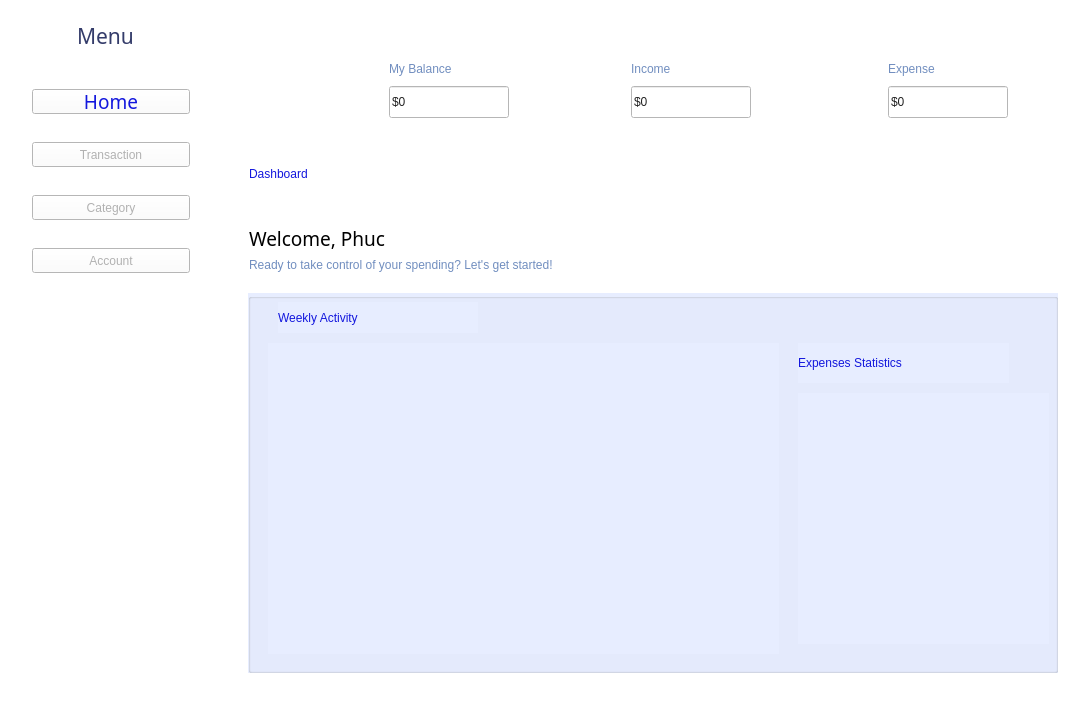
First picture: the form in Modules/Home/Home.ui, repository Yennanng/Do_An_KTLT, before the edit.
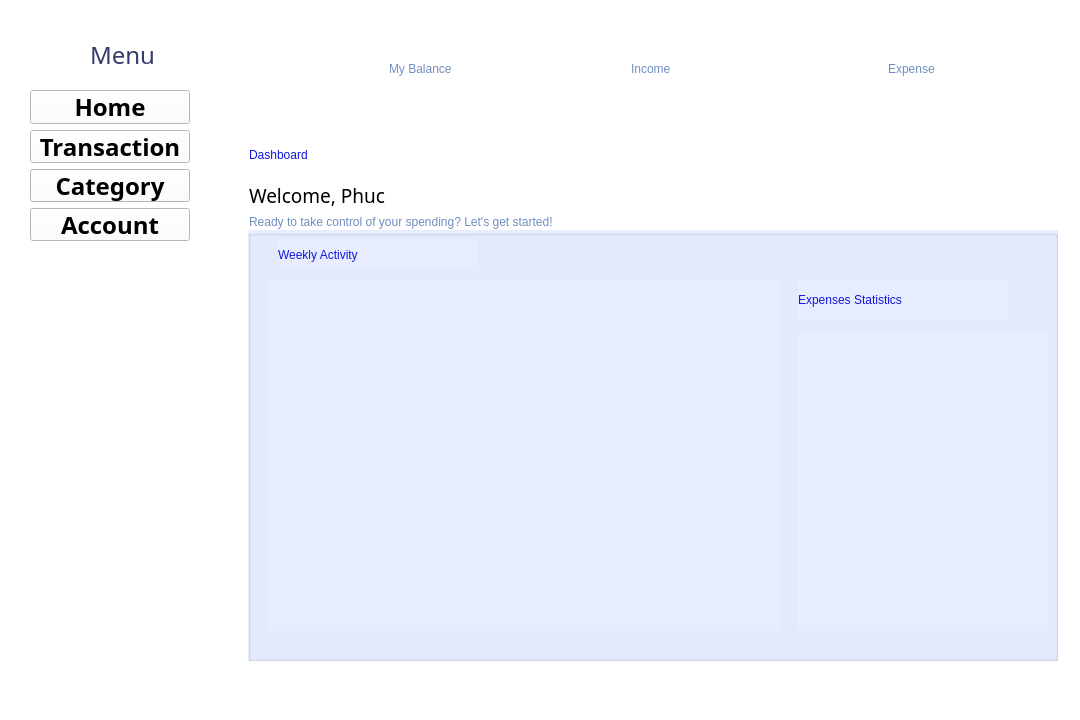
Second picture: the form after the edit. Icons and pictures are not drawn.

```diff
--- a/Modules/Home/Home.ui
+++ b/Modules/Home/Home.ui
@@ -27,141 +27,6 @@
    <string notr="true">background-color: rgb(255, 255, 255);</string>
   </property>
   <widget class="QWidget" name="centralwidget">
-   <widget class="QPushButton" name="pushButton_home">
-    <property name="geometry">
-     <rect>
-      <x>32</x>
-      <y>89</y>
-      <width>158</width>
-      <height>25</height>
-     </rect>
-    </property>
-    <property name="font">
-     <font>
-      <family>Bahnschrift SemiLight</family>
-      <pointsize>14</pointsize>
-      <weight>50</weight>
-      <italic>false</italic>
-      <bold>false</bold>
-     </font>
-    </property>
-    <property name="styleSheet">
-     <string notr="true">font: 14pt &quot;Bahnschrift SemiLight&quot;;
-color: rgb(19, 23, 221);</string>
-    </property>
-    <property name="text">
-     <string>Home</string>
-    </property>
-    <property name="icon">
-     <iconset>
-      <normaloff>../../Images/Home/Icon_Home.png</normaloff>../../Images/Home/Icon_Home.png</iconset>
-    </property>
-   </widget>
-   <widget class="QLabel" name="label_menu">
-    <property name="geometry">
-     <rect>
-      <x>77</x>
-      <y>21</y>
-      <width>70</width>
-      <height>30</height>
-     </rect>
-    </property>
-    <property name="font">
-     <font>
-      <family>Bahnschrift SemiLight</family>
-      <pointsize>16</pointsize>
-      <weight>50</weight>
-      <italic>false</italic>
-      <bold>false</bold>
-     </font>
-    </property>
-    <property name="styleSheet">
-     <string notr="true">color: rgb(52, 60, 106);
-font: 16pt &quot;Bahnschrift SemiLight&quot;;</string>
-    </property>
-    <property name="text">
-     <string>Menu</string>
-    </property>
-   </widget>
-   <widget class="QLabel" name="label_2">
-    <property name="geometry">
-     <rect>
-      <x>20</x>
-      <y>21</y>
-      <width>25</width>
-      <height>25</height>
-     </rect>
-    </property>
-    <property name="text">
-     <string/>
-    </property>
-    <property name="pixmap">
-     <pixmap>C:/Users/LAPTOP/Downloads/Images/Images/Home/Icon_Menu.png</pixmap>
-    </property>
-   </widget>
-   <widget class="QPushButton" name="pushButton_transaction">
-    <property name="geometry">
-     <rect>
-      <x>32</x>
-      <y>142</y>
-      <width>158</width>
-      <height>25</height>
-     </rect>
-    </property>
-    <property name="styleSheet">
-     <string notr="true">font: 14pt &quot;Bahnschrift SemiLight&quot;;
-color: rgb(177, 177, 177);</string>
-    </property>
-    <property name="text">
-     <string>Transaction</string>
-    </property>
-    <property name="icon">
-     <iconset>
-      <normaloff>../../Images/Home/Icon_Transaction.png</normaloff>../../Images/Home/Icon_Transaction.png</iconset>
-    </property>
-   </widget>
-   <widget class="QPushButton" name="pushButton_account">
-    <property name="geometry">
-     <rect>
-      <x>32</x>
-      <y>248</y>
-      <width>158</width>
-      <height>25</height>
-     </rect>
-    </property>
-    <property name="styleSheet">
-     <string notr="true">font: 14pt &quot;Bahnschrift SemiLight&quot;;
-color: rgb(177, 177, 177);</string>
-    </property>
-    <property name="text">
-     <string>Account</string>
-    </property>
-    <property name="icon">
-     <iconset>
-      <normaloff>../../Images/Home/Icon_Setting.png</normaloff>../../Images/Home/Icon_Setting.png</iconset>
-    </property>
-   </widget>
-   <widget class="QPushButton" name="pushButton_category">
-    <property name="geometry">
-     <rect>
-      <x>32</x>
-      <y>195</y>
-      <width>158</width>
-      <height>25</height>
-     </rect>
-    </property>
-    <property name="styleSheet">
-     <string notr="true">font: 14pt &quot;Bahnschrift SemiLight&quot;;
-color: rgb(177, 177, 177);</string>
-    </property>
-    <property name="text">
-     <string>Category</string>
-    </property>
-    <property name="icon">
-     <iconset>
-      <normaloff>../../Images/Home/Icon_Category.png</normaloff>../../Images/Home/Icon_Category.png</iconset>
-    </property>
-   </widget>
    <widget class="QLabel" name="label">
     <property name="geometry">
      <rect>
@@ -195,23 +60,6 @@
      <pixmap>../../Images/Home/Icon_MyBalance.png</pixmap>
     </property>
    </widget>
-   <widget class="QLineEdit" name="lineEdit_mybalance">
-    <property name="geometry">
-     <rect>
-      <x>389</x>
-      <y>86</y>
-      <width>120</width>
-      <height>32</height>
-     </rect>
-    </property>
-    <property name="styleSheet">
-     <string notr="true">font: 14pt &quot;Bahnschrift SemiLight&quot;;
-color: rgb(35, 35, 35)</string>
-    </property>
-    <property name="text">
-     <string>$0</string>
-    </property>
-   </widget>
    <widget class="QLabel" name="label_4">
     <property name="geometry">
      <rect>
@@ -229,23 +77,6 @@
      <string>Income</string>
     </property>
    </widget>
-   <widget class="QLineEdit" name="lineEdit_income">
-    <property name="geometry">
-     <rect>
-      <x>631</x>
-      <y>86</y>
-      <width>120</width>
-      <height>32</height>
-     </rect>
-    </property>
-    <property name="styleSheet">
-     <string notr="true">font: 14pt &quot;Bahnschrift SemiLight&quot;;
-color: rgb(35, 35, 35)</string>
-    </property>
-    <property name="text">
-     <string>$0</string>
-    </property>
-   </widget>
    <widget class="QLabel" name="label_5">
     <property name="geometry">
      <rect>
@@ -279,23 +110,6 @@
      <string>Expense</string>
     </property>
    </widget>
-   <widget class="QLineEdit" name="lineEdit_expenses">
-    <property name="geometry">
-     <rect>
-      <x>888</x>
-      <y>86</y>
-      <width>120</width>
-      <height>32</height>
-     </rect>
-    </property>
-    <property name="styleSheet">
-     <string notr="true">font: 14pt &quot;Bahnschrift SemiLight&quot;;
-color: rgb(35, 35, 35)</string>
-    </property>
-    <property name="text">
-     <string>$0</string>
-    </property>
-   </widget>
    <widget class="QLabel" name="label_7">
     <property name="geometry">
      <rect>
@@ -316,7 +130,7 @@
     <property name="geometry">
      <rect>
       <x>249</x>
-      <y>149</y>
+      <y>130</y>
       <width>261</width>
       <height>50</height>
      </rect>
@@ -333,7 +147,7 @@
     <property name="geometry">
      <rect>
       <x>249</x>
-      <y>222</y>
+      <y>179</y>
       <width>157</width>
       <height>33</height>
      </rect>
@@ -362,7 +176,7 @@
     <property name="geometry">
      <rect>
       <x>406</x>
-      <y>222</y>
+      <y>179</y>
       <width>25</width>
       <height>25</height>
      </rect>
@@ -383,7 +197,7 @@
     <property name="geometry">
      <rect>
       <x>249</x>
-      <y>255</y>
+      <y>212</y>
       <width>450</width>
       <height>20</height>
      </rect>
@@ -400,9 +214,9 @@
     <property name="geometry">
      <rect>
       <x>248</x>
-      <y>293</y>
+      <y>230</y>
       <width>810</width>
-      <height>380</height>
+      <height>431</height>
      </rect>
     </property>
     <property name="styleSheet">
@@ -434,7 +248,7 @@
        <x>20</x>
        <y>50</y>
        <width>511</width>
-       <height>311</height>
+       <height>351</height>
       </rect>
      </property>
      <layout class="QVBoxLayout" name="Columnchart"/>
@@ -445,7 +259,7 @@
        <x>550</x>
        <y>100</y>
        <width>251</width>
-       <height>251</height>
+       <height>301</height>
       </rect>
      </property>
      <layout class="QVBoxLayout" name="Piechart"/>
@@ -471,8 +285,8 @@
    <widget class="QLabel" name="label_14">
     <property name="geometry">
      <rect>
-      <x>960</x>
-      <y>210</y>
+      <x>950</x>
+      <y>130</y>
       <width>80</width>
       <height>80</height>
      </rect>
@@ -487,6 +301,219 @@
      <pixmap>../../Images/Home/Icon_Robot.png</pixmap>
     </property>
    </widget>
+   <widget class="QLabel" name="Icon_menu">
+    <property name="geometry">
+     <rect>
+      <x>20</x>
+      <y>40</y>
+      <width>25</width>
+      <height>25</height>
+     </rect>
+    </property>
+    <property name="text">
+     <string/>
+    </property>
+    <property name="pixmap">
+     <pixmap>../../Images/Home/Icon_Menu.png</pixmap>
+    </property>
+   </widget>
+   <widget class="QLabel" name="label_menu">
+    <property name="geometry">
+     <rect>
+      <x>90</x>
+      <y>40</y>
+      <width>70</width>
+      <height>30</height>
+     </rect>
+    </property>
+    <property name="font">
+     <font>
+      <family>Bahnschrift SemiLight</family>
+      <pointsize>18</pointsize>
+     </font>
+    </property>
+    <property name="styleSheet">
+     <string notr="true">color: rgb(52, 60, 106);</string>
+    </property>
+    <property name="text">
+     <string>Menu</string>
+    </property>
+   </widget>
+   <widget class="QWidget" name="verticalLayoutWidget_3">
+    <property name="geometry">
+     <rect>
+      <x>30</x>
+      <y>90</y>
+      <width>160</width>
+      <height>151</height>
+     </rect>
+    </property>
+    <layout class="QVBoxLayout" name="verticalLayout_3">
+     <item>
+      <widget class="QPushButton" name="pushButton_Home">
+       <property name="sizePolicy">
+        <sizepolicy hsizetype="MinimumExpanding" vsizetype="MinimumExpanding">
+         <horstretch>0</horstretch>
+         <verstretch>0</verstretch>
+        </sizepolicy>
+       </property>
+       <property name="font">
+        <font>
+         <family>Bahnschrift SemiBold</family>
+         <pointsize>18</pointsize>
+         <weight>75</weight>
+         <bold>true</bold>
+        </font>
+       </property>
+       <property name="text">
+        <string>Home</string>
+       </property>
+       <property name="icon">
+        <iconset>
+         <normaloff>../../Images/Home/Icon_Home.png</normaloff>../../Images/Home/Icon_Home.png</iconset>
+       </property>
+       <property name="iconSize">
+        <size>
+         <width>20</width>
+         <height>20</height>
+        </size>
+       </property>
+      </widget>
+     </item>
+     <item>
+      <widget class="QPushButton" name="pushButton_Transaction_2">
+       <property name="sizePolicy">
+        <sizepolicy hsizetype="MinimumExpanding" vsizetype="MinimumExpanding">
+         <horstretch>0</horstretch>
+         <verstretch>0</verstretch>
+        </sizepolicy>
+       </property>
+       <property name="font">
+        <font>
+         <family>Bahnschrift SemiBold</family>
+         <pointsize>18</pointsize>
+         <weight>75</weight>
+         <bold>true</bold>
+        </font>
+       </property>
+       <property name="text">
+        <string>Transaction</string>
+       </property>
+       <property name="icon">
+        <iconset>
+         <normaloff>../../Images/Home/Icon_Transaction.png</normaloff>../../Images/Home/Icon_Transaction.png</iconset>
+       </property>
+       <property name="iconSize">
+        <size>
+         <width>20</width>
+         <height>20</height>
+        </size>
+       </property>
+      </widget>
+     </item>
+     <item>
+      <widget class="QPushButton" name="pushButton_Category">
+       <property name="sizePolicy">
+        <sizepolicy hsizetype="MinimumExpanding" vsizetype="MinimumExpanding">
+         <horstretch>0</horstretch>
+         <verstretch>0</verstretch>
+        </sizepolicy>
+       </property>
+       <property name="font">
+        <font>
+         <family>Bahnschrift SemiBold</family>
+         <pointsize>18</pointsize>
+         <weight>75</weight>
+         <bold>true</bold>
+        </font>
+       </property>
+       <property name="text">
+        <string>Category</string>
+       </property>
+       <property name="icon">
+        <iconset>
+         <normaloff>../../Images/Category/Icon_Category.png</normaloff>../../Images/Category/Icon_Category.png</iconset>
+       </property>
+       <property name="iconSize">
+        <size>
+         <width>20</width>
+         <height>20</height>
+        </size>
+       </property>
+      </widget>
+     </item>
+     <item>
+      <widget class="QPushButton" name="pushButton_Account">
+       <property name="sizePolicy">
+        <sizepolicy hsizetype="MinimumExpanding" vsizetype="MinimumExpanding">
+         <horstretch>0</horstretch>
+         <verstretch>0</verstretch>
+        </sizepolicy>
+       </property>
+       <property name="font">
+        <font>
+         <family>Bahnschrift SemiBold</family>
+         <pointsize>18</pointsize>
+         <weight>75</weight>
+         <bold>true</bold>
+        </font>
+       </property>
+       <property name="text">
+        <string>Account</string>
+       </property>
+       <property name="icon">
+        <iconset>
+         <normaloff>../../Images/Home/Icon_Setting.png</normaloff>../../Images/Home/Icon_Setting.png</iconset>
+       </property>
+       <property name="iconSize">
+        <size>
+         <width>20</width>
+         <height>20</height>
+        </size>
+       </property>
+      </widget>
+     </item>
+    </layout>
+   </widget>
+   <widget class="QLabel" name="label_2">
+    <property name="geometry">
+     <rect>
+      <x>390</x>
+      <y>90</y>
+      <width>121</width>
+      <height>31</height>
+     </rect>
+    </property>
+    <property name="text">
+     <string/>
+    </property>
+   </widget>
+   <widget class="QLabel" name="label_9">
+    <property name="geometry">
+     <rect>
+      <x>630</x>
+      <y>80</y>
+      <width>121</width>
+      <height>31</height>
+     </rect>
+    </property>
+    <property name="text">
+     <string/>
+    </property>
+   </widget>
+   <widget class="QLabel" name="label_15">
+    <property name="geometry">
+     <rect>
+      <x>890</x>
+      <y>80</y>
+      <width>121</width>
+      <height>31</height>
+     </rect>
+    </property>
+    <property name="text">
+     <string/>
+    </property>
+   </widget>
   </widget>
   <widget class="QMenuBar" name="menubar">
    <property name="geometry">
```
Left out of the diff: 6 changed lines with no effect on the pictures.
